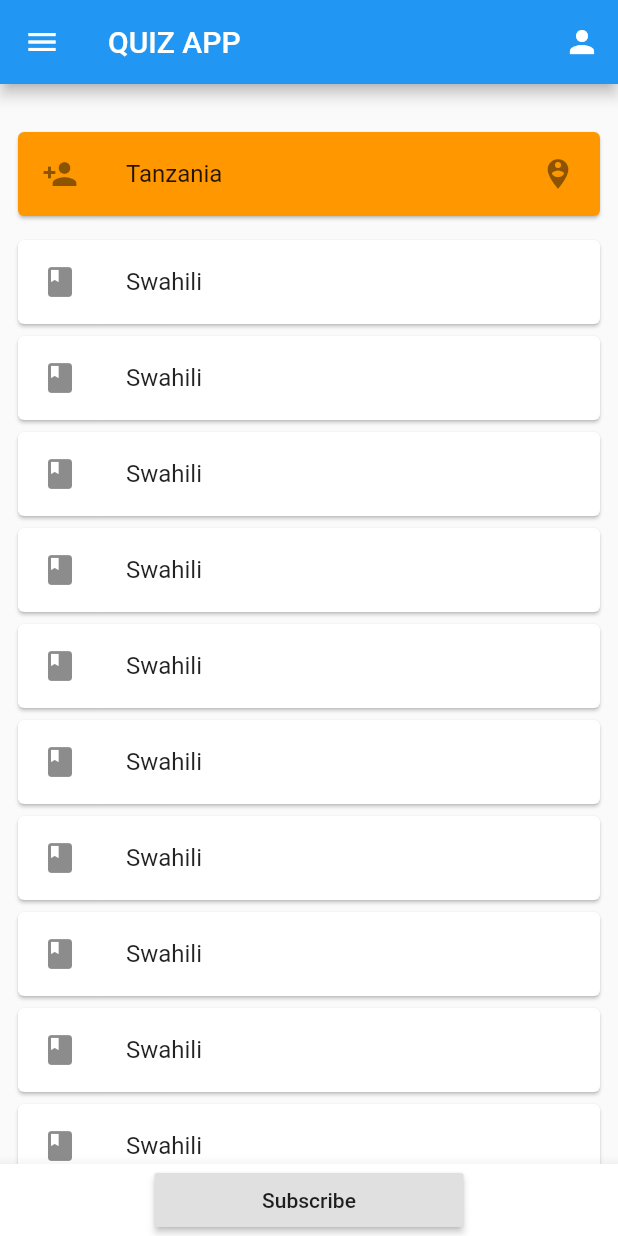
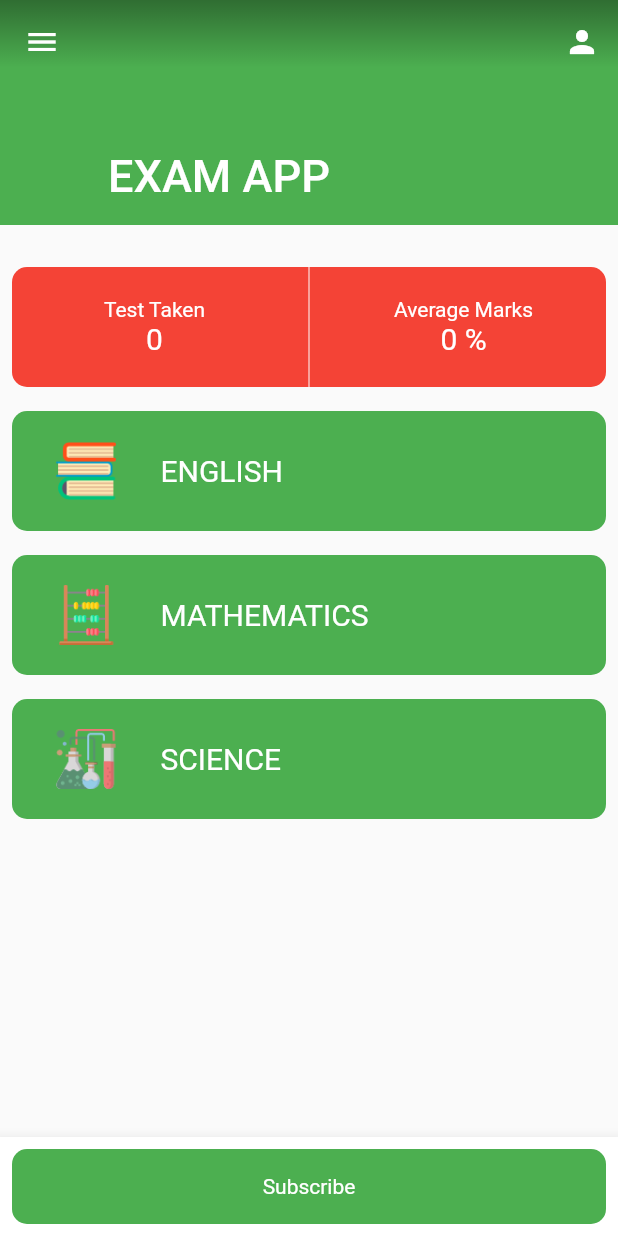
Before and after one commit to qlicue-digital-agency-ltd/online_exam_app, a Flutter app: the screen it shows after launch, on a phone screen of 412 x 824 dp. Run offline on Flutter 3.47's test engine with Material 2 defaults, Android fonts, the phone set to English and light mode, and no system bars.

Commit message:
subject and exam page completed

```diff
--- a/lib/App.dart
+++ b/lib/App.dart
@@ -1,18 +1,24 @@
 import 'package:flutter/material.dart';
 import 'package:online_exam_app/pages/home_page.dart';
+import 'package:scoped_model/scoped_model.dart';
+
+import 'model/scoped/main.dart';
 
 class App extends StatelessWidget {
   // This widget is the root of your application.
+  final MainModel _model = MainModel();
   @override
   Widget build(BuildContext context) {
-    return MaterialApp(
-      debugShowCheckedModeBanner: false,
-      title: 'Online Exam APP',
-      theme: ThemeData(
-
-        primarySwatch: Colors.blue,
+    return ScopedModel<MainModel>(
+      child: MaterialApp(
+        debugShowCheckedModeBanner: false,
+        title: 'Online Exam APP',
+        theme: ThemeData(
+          primarySwatch: Colors.green,
+        ),
+        home: HomePage(),
       ),
-      home: HomePage(),
+      model: _model,
     );
   }
 }
--- /dev/null
+++ b/lib/components/cards/dashboard_card.dart
@@ -0,0 +1,59 @@
+import 'package:flutter/material.dart';
+
+class DashboardCard extends StatelessWidget {
+  @override
+  Widget build(BuildContext context) {
+    return Container(
+      decoration: BoxDecoration(
+          color: Colors.red, borderRadius: BorderRadius.circular(10)),
+      height: 80,
+      child: Row(
+        children: <Widget>[
+          Expanded(
+            child: InkWell(
+              onTap: () {
+                print('object');
+              },
+              child: Container(
+                child: Column(
+                  crossAxisAlignment: CrossAxisAlignment.center,
+                  mainAxisAlignment: MainAxisAlignment.center,
+                  children: <Widget>[
+                    Text(
+                      'Test Taken',
+                      style: TextStyle(color: Colors.white),
+                    ),
+                    Text('0',
+                        style: TextStyle(color: Colors.white, fontSize: 20))
+                  ],
+                ),
+              ),
+            ),
+          ),
+          VerticalDivider(
+            color: Colors.white,
+          ),
+          Expanded(
+            child: InkWell(
+              onTap: () {},
+              child: Container(
+                child: Column(
+                  crossAxisAlignment: CrossAxisAlignment.center,
+                  mainAxisAlignment: MainAxisAlignment.center,
+                  children: <Widget>[
+                    Text(
+                      'Average Marks',
+                      style: TextStyle(color: Colors.white),
+                    ),
+                    Text('0 %',
+                        style: TextStyle(color: Colors.white, fontSize: 20))
+                  ],
+                ),
+              ),
+            ),
+          )
+        ],
+      ),
+    );
+  }
+}
--- /dev/null
+++ b/lib/components/cards/subject_card.dart
@@ -0,0 +1,43 @@
+import 'package:flutter/material.dart';
+
+typedef SubjectCardOnTap = Function();
+
+class SubjectCard extends StatelessWidget {
+  final String icon;
+  final String title;
+  final SubjectCardOnTap onTap;
+
+  const SubjectCard(
+      {Key key,
+      @required this.icon,
+      @required this.title,
+      @required this.onTap})
+      : super(key: key);
+  @override
+  Widget build(BuildContext context) {
+    return InkWell(
+      onTap: () => onTap(),
+      child: Container(
+        height: 80,
+        decoration: BoxDecoration(
+            color: Colors.green[500], borderRadius: BorderRadius.circular(10)),
+        child: Row(
+          children: <Widget>[
+            Expanded(
+              child: Image.asset(
+                icon,
+                height: 40,
+              ),
+              flex: 1,
+            ),
+            Expanded(
+              child: Text(title,
+                  style: TextStyle(color: Colors.white, fontSize: 20)),
+              flex: 3,
+            )
+          ],
+        ),
+      ),
+    );
+  }
+}
--- a/lib/components/subject_card.dart
+++ /dev/null
@@ -1,22 +0,0 @@
-import 'package:flutter/material.dart';
-
-class SubjectCard extends StatelessWidget {
-  final IconData icon;
-  final String name;
-
-  const SubjectCard({Key key, @required this.icon, @required this.name})
-      : super(key: key);
-  @override
-  Widget build(BuildContext context) {
-    return Padding(
-      padding: const EdgeInsets.only(left: 8, right: 8),
-      child: Card(
-        color: Colors.white,
-        child: ListTile(
-          leading: Icon(icon),
-          title: Text(name),
-        ),
-      ),
-    );
-  }
-}
--- /dev/null
+++ b/lib/model/scoped/exam_connected_model.dart
@@ -0,0 +1,23 @@
+import 'package:online_exam_app/model/answer.dart';
+import 'package:scoped_model/scoped_model.dart';
+
+mixin ConnectedExamModel on Model {
+  List<Answer> _answerList = ageList;
+
+  List<Answer> get answerList => _answerList;
+}
+mixin UtilityModel on ConnectedExamModel {}
+mixin LoginModel on ConnectedExamModel {}
+mixin ExamModel on ConnectedExamModel {
+  set setPreferredAnswer(id) {
+    bool _status = !_answerList.firstWhere((race) => race.id == id).isSelected;
+    _answerList.forEach((answer) {
+      if (answer.id == id) {
+        answer.isSelected = _status;
+      } else {
+        answer.isSelected = false;
+      }
+    });
+    notifyListeners();
+  }
+}
--- /dev/null
+++ b/lib/model/scoped/main.dart
@@ -0,0 +1,6 @@
+import 'package:scoped_model/scoped_model.dart';
+
+import 'exam_connected_model.dart';
+
+class MainModel extends Model
+    with ConnectedExamModel, UtilityModel, LoginModel, ExamModel {}
--- /dev/null
+++ b/lib/model/subject.dart
@@ -0,0 +1,14 @@
+import 'package:flutter/material.dart';
+
+class Subject {
+  final String icon;
+  final String title;
+
+  Subject({@required this.icon, @required this.title});
+}
+
+List<Subject> subjectList = <Subject>[
+  Subject(icon: 'assets/icon/books.png', title: 'ENGLISH'),
+  Subject(icon: 'assets/icon/abacus.png', title: 'MATHEMATICS'),
+  Subject(icon: 'assets/icon/chemistry.png', title: 'SCIENCE')
+];
--- a/lib/pages/home_page.dart
+++ b/lib/pages/home_page.dart
@@ -1,65 +1,102 @@
 import 'package:flutter/material.dart';
-import 'package:online_exam_app/components/subject_card.dart';
+import 'package:online_exam_app/components/cards/dashboard_card.dart';
+import 'package:online_exam_app/components/cards/subject_card.dart';
+import 'package:online_exam_app/model/subject.dart';
+import 'package:online_exam_app/pages/paper_page.dart';
 
 class HomePage extends StatelessWidget {
+  final double _appBarHeight = 150.0;
   @override
   Widget build(BuildContext context) {
     return Scaffold(
-      appBar: AppBar(
-        title: Text('QUIZ APP'),
-        actions: <Widget>[
-          IconButton(
-            icon: Icon(Icons.person),
-            onPressed: () {
-              print('Hellooo');
-            },
-          )
-        ],
-      ),
       body: CustomScrollView(
         slivers: <Widget>[
+          SliverAppBar(
+
+              floating: true,
+              pinned: true,
+              expandedHeight: _appBarHeight,
+              flexibleSpace: FlexibleSpaceBar(
+                title: const Text('EXAM APP'),
+                background: Stack(
+                  fit: StackFit.expand,
+                  children: <Widget>[
+                    // Container(
+                    //   height: _appBarHeight,
+                    //   decoration: BoxDecoration(
+                    //       color: Colors.green[500],
+                    //       borderRadius: BorderRadius.only(
+                    //           bottomLeft: Radius.circular(80),
+                    //           bottomRight: Radius.circular(80))),
+                    // ),
+                    // This gradient ensures that the toolbar icons are distinct
+                    // against the background image.
+                    const DecoratedBox(
+                      decoration: BoxDecoration(
+                        gradient: LinearGradient(
+                          begin: Alignment(0.0, -1.0),
+                          end: Alignment(0.0, -0.4),
+                          colors: <Color>[Color(0x60000000), Color(0x00000000)],
+                        ),
+                      ),
+                    ),
+                  ],
+                ),
+              ),
+              actions: <Widget>[
+                IconButton(
+                  icon: const Icon(Icons.person),
+                  tooltip: 'Add new entry',
+                  onPressed: () {/* ... */},
+                ),
+              ]),
           SliverList(
             delegate: SliverChildListDelegate([
               SizedBox(
                 height: 20,
               ),
               Padding(
-                padding: const EdgeInsets.all(8.0),
-                child: Card(
-                  color: Colors.orange,
-                  child: ListTile(
-                    leading: Icon(Icons.person_add),
-                    title: Text('Tanzania'),
-                    trailing: Icon(Icons.person_pin_circle),
-                  ),
-                ),
-              )
+                  padding: const EdgeInsets.all(8.0), child: DashboardCard())
             ]),
           ),
           SliverList(
             delegate: SliverChildBuilderDelegate((context, index) {
-              return SubjectCard(
-                icon: Icons.book,
-                name: 'Swahili',
+              return Padding(
+                padding: const EdgeInsets.all(8.0),
+                child: SubjectCard(
+                  icon: subjectList[index].icon,
+                  title: subjectList[index].title,
+                  onTap: () => Navigator.push(
+                      context,
+                      MaterialPageRoute(
+                          builder: (BuildContext context) => PaperPage(
+                                subject: subjectList[index],
+                              ))),
+                ),
               );
-            }, childCount: 10),
+            }, childCount: subjectList.length),
           )
         ],
       ),
       bottomNavigationBar: BottomAppBar(
         child: Row(
           children: <Widget>[
-            Spacer(),
-            Container(
-              width: MediaQuery.of(context).size.width / 2,
-              child: RaisedButton(
-                child: Text('Subscribe'),
-                onPressed: () {
-                  print('Go n subscribe');
-                },
+            Expanded(
+              child: Padding(
+                padding: const EdgeInsets.all(8.0),
+                child: Container(
+                  decoration: BoxDecoration(
+                      color: Colors.green[500],
+                      borderRadius: BorderRadius.circular(10)),
+                  height: 50,
+                  child: Center(
+                      child: Text(
+                    'Subscribe',
+                    style: TextStyle(color: Colors.white),
+                  )),
+                ),
               ),
             ),
-            Spacer(),
           ],
         ),
       ),
--- a/pubspec.yaml
+++ b/pubspec.yaml
@@ -13,6 +13,8 @@ dependencies:
   # The following adds the Cupertino Icons font to your application.
   # Use with the CupertinoIcons class for iOS style icons.
   cupertino_icons: ^0.1.2
+  scoped_model: ^1.0.1
+  http: ^0.12.0+1
 
 dev_dependencies:
   flutter_test:
@@ -30,4 +32,4 @@ flutter:
 
   # To add assets to your application, add an assets section, like this:
   assets:
-    - assets/
+    - assets/icon/
```
Also changed, not shown: lib/components/cards/answer_card.dart (added, +93 -0 lines), lib/model/answer.dart (added, +168 -0 lines), lib/model/question.dart (added, +37 -0 lines), lib/pages/paper_page.dart (added, +100 -0 lines), assets/icon/abacus.png (added), assets/icon/books.png (added), assets/icon/chemistry.png (added), lib/pages/auth/login_page.dart (added), lib/pages/auth/sign_up_page.dart (added), lib/pages/result_page.dart (added), pubspec.lock.
